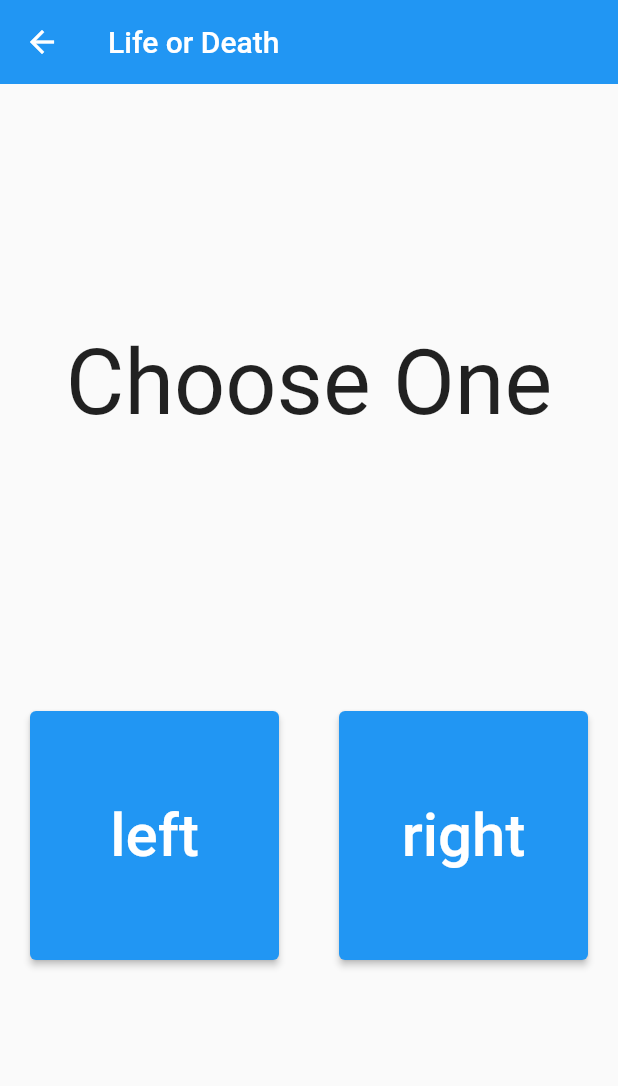
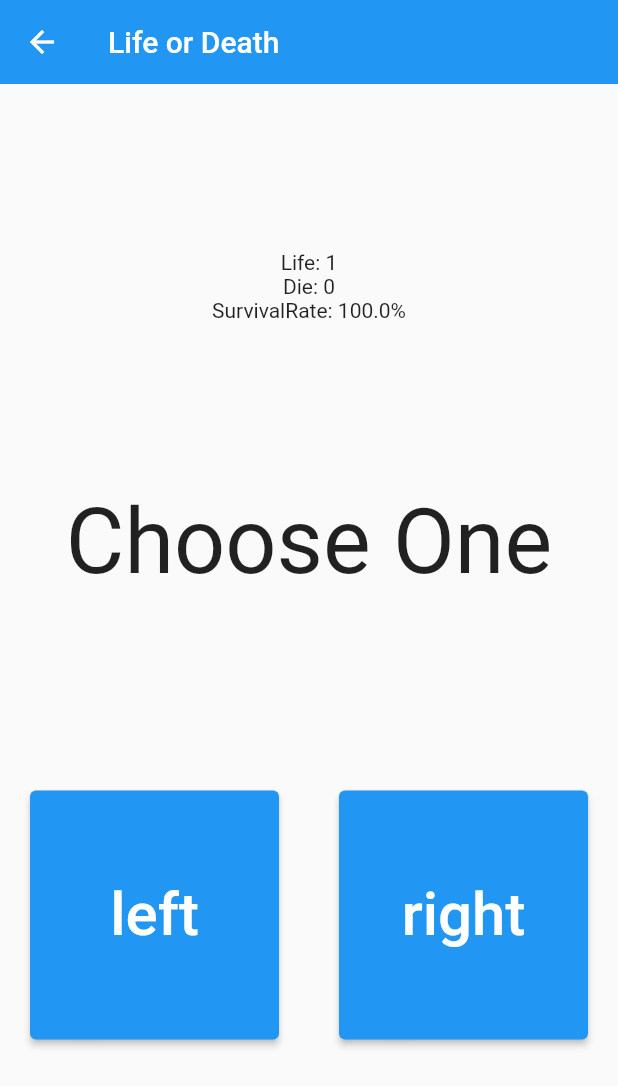
Before and after one commit to YukiMaitani/flutter_samples, a Flutter app: the GameView screen opened directly, after a tap on "left", after a tap on "Restart", on a phone screen of 412 x 824 dp. Shown: the top 1086 px of the screen. Run offline on Flutter 3.47's test engine with Material 2 defaults, Android fonts, the phone set to English and light mode, and no system bars; our stand-ins replace bloc, equatable, flutter_bloc, go_router, hooks_riverpod.

Commit message:
生か死かのスコアを表示

```diff
--- a/lib/pages/life_or_death/bloc/game_bloc.dart
+++ b/lib/pages/life_or_death/bloc/game_bloc.dart
@@ -8,13 +8,19 @@ import 'game_state.dart';
 class GameBloc extends Bloc<GameEvent, GameState> {
   GameBloc() : super(GameState(lifeIndex: Random().nextInt(2))) {
     on<GameStartEvent>((event, emit) {
-      emit(GameState(lifeIndex: Random().nextInt(2)));
+      emit(GameState(
+          lifeIndex: Random().nextInt(2),
+          lifeCount: state.lifeCount,
+          dieCount: state.dieCount));
     });
     on<GameAnswerEvent>((event, emit) {
+      final isCorrect = state.lifeIndex == event.answerIndex;
       emit(GameState(
           lifeIndex: state.lifeIndex,
           answerIndex: event.answerIndex,
-          isCorrect: state.lifeIndex == event.answerIndex));
+          isCorrect: isCorrect,
+          lifeCount: isCorrect ? state.lifeCount + 1 : state.lifeCount,
+          dieCount: isCorrect ? state.dieCount : state.dieCount + 1));
     });
   }
 }
--- a/lib/pages/life_or_death/bloc/game_state.dart
+++ b/lib/pages/life_or_death/bloc/game_state.dart
@@ -4,7 +4,15 @@ class GameState extends Equatable {
   final int? lifeIndex;
   final int? answerIndex;
   final bool? isCorrect;
-  const GameState({this.lifeIndex, this.answerIndex, this.isCorrect});
+  final int lifeCount;
+  final int dieCount;
+
+  const GameState(
+      {this.lifeIndex,
+      this.answerIndex,
+      this.isCorrect,
+      this.lifeCount = 0,
+      this.dieCount = 0});
 
   @override
   List<Object?> get props => [lifeIndex, answerIndex, isCorrect];
--- a/lib/pages/life_or_death/views/game_view.dart
+++ b/lib/pages/life_or_death/views/game_view.dart
@@ -30,6 +30,7 @@ class _GameViewState extends State<GameView> {
       return Column(
         mainAxisAlignment: MainAxisAlignment.spaceEvenly,
         children: [
+          _buildScore(gameBloc),
           _buildInstructionText(isCorrect),
           Row(
             mainAxisAlignment: MainAxisAlignment.spaceEvenly,
@@ -88,4 +89,17 @@ class _GameViewState extends State<GameView> {
       child: const Text('Restart'),
     );
   }
+
+  Widget _buildScore(GameBloc gameBloc) {
+    final lifeCount = gameBloc.state.lifeCount;
+    final dieCount = gameBloc.state.dieCount;
+    return Column(
+      children: [
+        Text('Life: $lifeCount'),
+        Text('Die: $dieCount'),
+        Text(
+            'SurvivalRate: ${dieCount + lifeCount > 0 ? '${(lifeCount / (dieCount + lifeCount) * 100).toStringAsFixed(1)}%' : 'NoRecord'}'),
+      ],
+    );
+  }
 }
```
